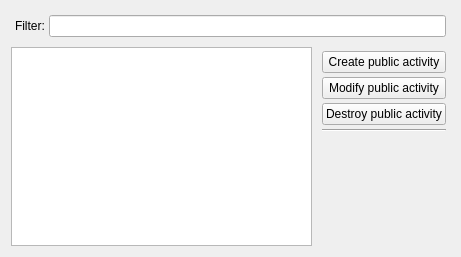
The window that Srt.QT/tt3-gui/PublicActivityManager.ui (akapustiatyahoocouk/TimeTracker3) describes before a commit, drawn with Qt 5.
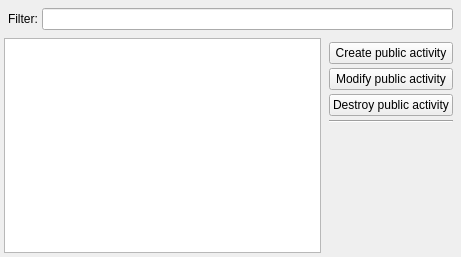
The same window after the commit. Icons and pictures are not drawn.

The edit to the form file:
```diff
--- a/Srt.QT/tt3-gui/PublicActivityManager.ui
+++ b/Srt.QT/tt3-gui/PublicActivityManager.ui
@@ -14,6 +14,21 @@
    <string>Form</string>
   </property>
   <layout class="QGridLayout" name="gridLayout_2">
+   <property name="leftMargin">
+    <number>4</number>
+   </property>
+   <property name="topMargin">
+    <number>4</number>
+   </property>
+   <property name="rightMargin">
+    <number>4</number>
+   </property>
+   <property name="bottomMargin">
+    <number>4</number>
+   </property>
+   <property name="spacing">
+    <number>4</number>
+   </property>
    <item row="0" column="0" colspan="2">
     <widget class="QWidget" name="filterWidget" native="true">
      <layout class="QFormLayout" name="formLayout">
```
Left out of the diff: 107 changed lines with no effect on the pictures.
